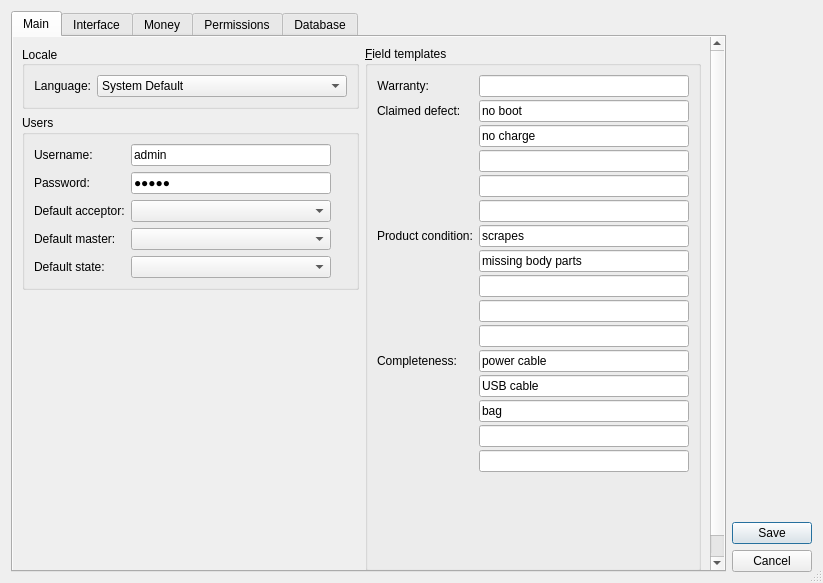
Feo-d-oR/YARC, file RepairCenter/settings.ui: the form before one commit.
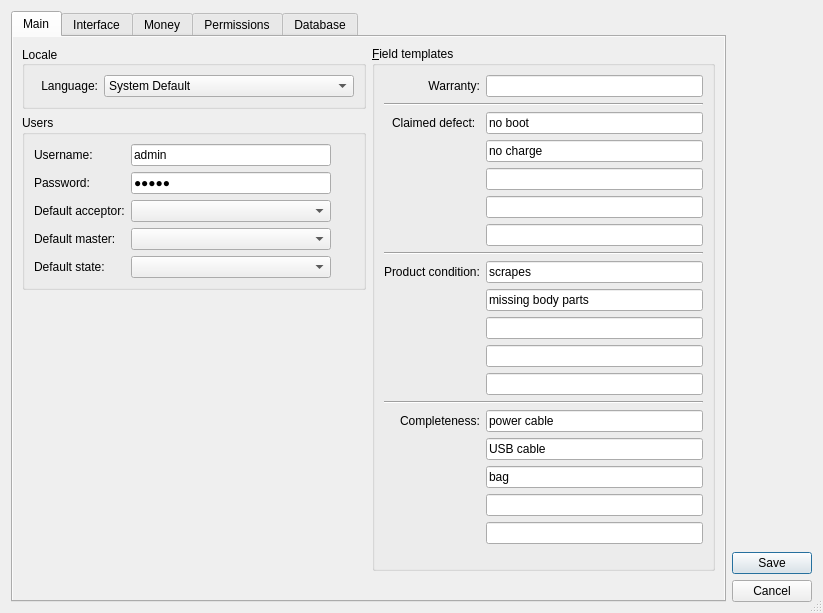
The form after the commit. Icons and pictures are not drawn.

```diff
--- a/RepairCenter/settings.ui
+++ b/RepairCenter/settings.ui
@@ -7,7 +7,7 @@
     <x>0</x>
     <y>0</y>
     <width>823</width>
-    <height>583</height>
+    <height>613</height>
    </rect>
   </property>
   <property name="sizePolicy">
@@ -117,7 +117,7 @@
             <x>0</x>
             <y>0</y>
             <width>691</width>
-            <height>616</height>
+            <height>685</height>
            </rect>
           </property>
           <layout class="QGridLayout" name="gridLayout_5">
@@ -333,17 +333,15 @@
              <property name="checked">
               <bool>false</bool>
              </property>
-             <layout class="QFormLayout" name="formLayout_6">
-              <property name="fieldGrowthPolicy">
-               <enum>QFormLayout::ExpandingFieldsGrow</enum>
-              </property>
-              <property name="rowWrapPolicy">
-               <enum>QFormLayout::DontWrapRows</enum>
-              </property>
-              <property name="verticalSpacing">
-               <number>3</number>
-              </property>
-              <item row="0" column="0">
+             <layout class="QGridLayout" name="gridLayout_6">
+              <item row="13" column="0" colspan="4">
+               <widget class="Line" name="line_2">
+                <property name="orientation">
+                 <enum>Qt::Horizontal</enum>
+                </property>
+               </widget>
+              </item>
+              <item row="0" column="2">
                <widget class="QLabel" name="label_40">
                 <property name="text">
                  <string>Warranty:</string>
@@ -353,7 +351,43 @@
                 </property>
                </widget>
               </item>
-              <item row="0" column="1">
+              <item row="9" column="3">
+               <widget class="QLineEdit" name="eCond2">
+                <property name="text">
+                 <string>missing body parts</string>
+                </property>
+               </widget>
+              </item>
+              <item row="10" column="3">
+               <widget class="QLineEdit" name="eCond3"/>
+              </item>
+              <item row="11" column="3">
+               <widget class="QLineEdit" name="eCond4"/>
+              </item>
+              <item row="12" column="3">
+               <widget class="QLineEdit" name="eCond5"/>
+              </item>
+              <item row="15" column="3">
+               <widget class="QLineEdit" name="eCompl2">
+                <property name="text">
+                 <string>USB cable</string>
+                </property>
+               </widget>
+              </item>
+              <item row="16" column="3">
+               <widget class="QLineEdit" name="eCompl3">
+                <property name="text">
+                 <string>bag</string>
+                </property>
+               </widget>
+              </item>
+              <item row="17" column="3">
+               <widget class="QLineEdit" name="eCompl4"/>
+              </item>
+              <item row="18" column="3">
+               <widget class="QLineEdit" name="eCompl5"/>
+              </item>
+              <item row="0" column="3">
                <widget class="QLineEdit" name="eWarranty">
                 <property name="maximumSize">
                  <size>
@@ -363,100 +397,78 @@
                 </property>
                </widget>
               </item>
-              <item row="1" column="0">
+              <item row="2" column="1" colspan="2">
                <widget class="QLabel" name="label_21">
                 <property name="text">
                  <string>Claimed defect:</string>
                 </property>
                </widget>
               </item>
-              <item row="1" column="1">
+              <item row="2" column="3">
                <widget class="QLineEdit" name="eDefect1">
                 <property name="text">
                  <string>no boot</string>
                 </property>
                </widget>
               </item>
-              <item row="2" column="1">
+              <item row="3" column="3">
                <widget class="QLineEdit" name="eDefect2">
                 <property name="text">
                  <string>no charge</string>
                 </property>
                </widget>
               </item>
-              <item row="3" column="1">
+              <item row="4" column="3">
                <widget class="QLineEdit" name="eDefect3"/>
               </item>
-              <item row="4" column="1">
+              <item row="5" column="3">
                <widget class="QLineEdit" name="eDefect4"/>
               </item>
-              <item row="5" column="1">
+              <item row="6" column="3">
                <widget class="QLineEdit" name="eDefect5"/>
               </item>
-              <item row="6" column="1">
-               <widget class="QLineEdit" name="eCond1">
-                <property name="text">
-                 <string>scrapes</string>
-                </property>
-               </widget>
-              </item>
-              <item row="7" column="1">
-               <widget class="QLineEdit" name="eCond2">
-                <property name="text">
-                 <string>missing body parts</string>
-                </property>
-               </widget>
-              </item>
-              <item row="8" column="1">
-               <widget class="QLineEdit" name="eCond3"/>
-              </item>
-              <item row="9" column="1">
-               <widget class="QLineEdit" name="eCond4"/>
-              </item>
-              <item row="10" column="1">
-               <widget class="QLineEdit" name="eCond5"/>
-              </item>
-              <item row="11" column="0">
+              <item row="14" column="2">
                <widget class="QLabel" name="label_22">
                 <property name="text">
                  <string>Completeness:</string>
                 </property>
                </widget>
               </item>
-              <item row="11" column="1">
+              <item row="14" column="3">
                <widget class="QLineEdit" name="eCompl1">
                 <property name="text">
                  <string>power cable</string>
                 </property>
                </widget>
               </item>
-              <item row="12" column="1">
-               <widget class="QLineEdit" name="eCompl2">
-                <property name="text">
-                 <string>USB cable</string>
+              <item row="7" column="0" colspan="4">
+               <widget class="Line" name="line_4">
+                <property name="orientation">
+                 <enum>Qt::Horizontal</enum>
                 </property>
                </widget>
               </item>
-              <item row="13" column="1">
-               <widget class="QLineEdit" name="eCompl3">
-                <property name="text">
-                 <string>bag</string>
-                </property>
-               </widget>
-              </item>
-              <item row="14" column="1">
-               <widget class="QLineEdit" name="eCompl4"/>
-              </item>
-              <item row="15" column="1">
-               <widget class="QLineEdit" name="eCompl5"/>
-              </item>
-              <item row="6" column="0">
+              <item row="8" column="0" colspan="3">
                <widget class="QLabel" name="label_20">
                 <property name="text">
                  <string>Product condition:</string>
                 </property>
                </widget>
               </item>
+              <item row="8" column="3">
+               <widget class="QLineEdit" name="eCond1">
+                <property name="text">
+                 <string>scrapes</string>
+                </property>
+               </widget>
+              </item>
+              <item row="1" column="0" colspan="4">
+               <widget class="Line" name="line_5">
+                <property name="orientation">
+                 <enum>Qt::Horizontal</enum>
+                </property>
+               </widget>
+              </item>
              </layout>
             </widget>
            </item>
```
Left out of the diff: 1 changed line with no effect on the pictures.
